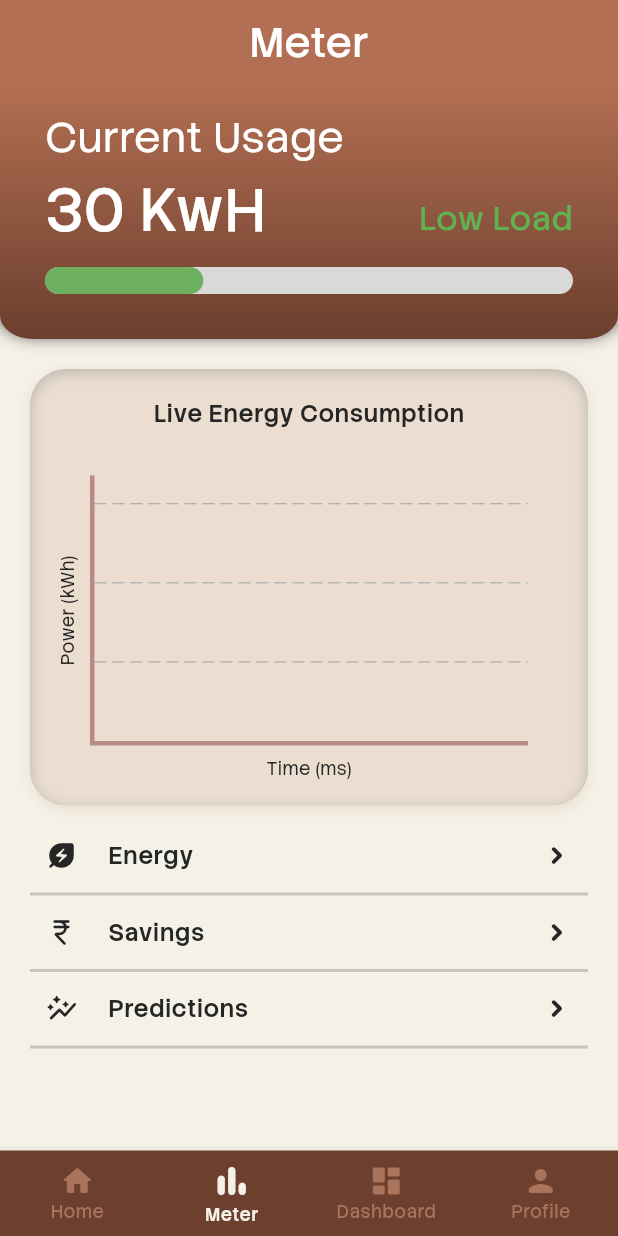
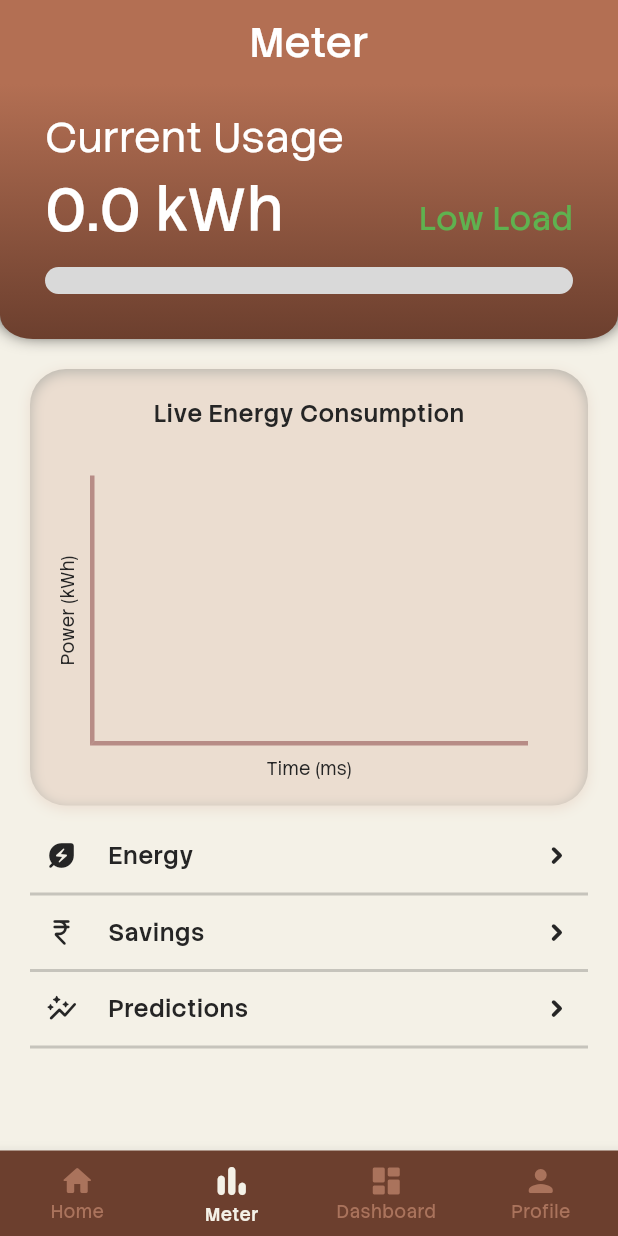
Before and after one commit to Sheikh-Rashdan/novalume-app, a Flutter app: the screen it shows after launch, item 2 of the bottom bar chosen, on a phone screen of 412 x 824 dp. Run offline on Flutter 3.47's test engine with Material 3 defaults, Android fonts, the phone set to English and light mode, and no system bars; drawn by our look-alikes of fl_chart; our stand-ins replace flutter_animate; missing offline and left inert: flutter_bubble_chart_plus.

Commit message:
Created KMeters for meter page and provider constants, implemented live power provider into meter page progress bar and defined getters

```diff
--- /dev/null
+++ b/lib/constants/meter.dart
@@ -0,0 +1,5 @@
+class KMeter {
+  static const int maximumGraphPoints = 30;
+  static const int maximumPowerValue = 20;
+  static const List<double> powerStrainStops = [0.4, 0.7];
+}
--- a/lib/pages/meter_page.dart
+++ b/lib/pages/meter_page.dart
@@ -1,6 +1,7 @@
 import 'package:fl_chart/fl_chart.dart';
 import 'package:flutter/material.dart';
 import 'package:novalume_app/constants/colors.dart';
+import 'package:novalume_app/constants/meter.dart';
 import 'package:novalume_app/constants/text_styles.dart';
 import 'package:novalume_app/providers/live_power_provider.dart';
 import 'package:novalume_app/widgets/colored_progress_indicator.dart';
@@ -28,7 +29,9 @@ class _MeterPageState extends State<MeterPage> {
     return SliverPageColumn(
       appBartitle: "Meter",
       children: [
-        PrimaryContainer(
+        Consumer<LivePowerProvider>(
+          builder: (context, livePowerProvider, child) {
+            return PrimaryContainer(
               child: Column(
                 crossAxisAlignment: CrossAxisAlignment.start,
                 children: [
@@ -38,27 +41,34 @@ class _MeterPageState extends State<MeterPage> {
                     crossAxisAlignment: CrossAxisAlignment.baseline,
                     textBaseline: TextBaseline.alphabetic,
                     children: [
-                  Text("30 KwH", style: KTextStyles.regular40),
                       Text(
-                    "Low Load",
+                        "${livePowerProvider.currentPowerValueString} kWh",
+                        style: KTextStyles.regular40,
+                      ),
+                      Text(
+                        "${livePowerProvider.currentPowerStrainString} Load",
                         style: KTextStyles.regular22.copyWith(
-                      color: KColors.greenTextColor,
+                          color: livePowerProvider.currentPowerStrainColor,
                         ),
                       ),
                     ],
                   ),
                   SizedBox(height: 10),
                   ColoredProgressIndicator(
-                fraction: 0.3,
+                    fraction:
+                        livePowerProvider.currentPowerValue /
+                        KMeter.maximumPowerValue,
                     colors: [
                       KColors.greenStatusColor,
-                  Colors.orange,
+                      KColors.yellowStatusColor,
                       KColors.redStatusColor,
                     ],
-                stops: [0.4, 0.7],
+                    stops: KMeter.powerStrainStops,
                   ),
                 ],
               ),
+            );
+          },
         ),
         SizedBox(height: 20),
         SecondaryContainer(
--- a/lib/providers/live_power_provider.dart
+++ b/lib/providers/live_power_provider.dart
@@ -2,29 +2,53 @@ import 'dart:math';
 
 import 'package:fl_chart/fl_chart.dart';
 import 'package:flutter/material.dart';
+import 'package:novalume_app/constants/colors.dart';
+import 'package:novalume_app/constants/meter.dart';
 import 'package:novalume_app/models/live_power.dart';
 
 class LivePowerProvider with ChangeNotifier {
   List<LivePower> _livePowerList = [];
-  final int maximumElements = 50;
 
   LivePowerProvider() {
-    for (int i = 0; i < 30; i++) {
-      addLivePowerWithParameters(
-        timeMs: i.toDouble(),
-        powerKwh: Random().nextDouble() + 0.5,
-      );
-    }
     testProviderForLivePowerGraph();
   }
 
   List<FlSpot> get livePowerSpotList =>
       _livePowerList.map((livePower) => livePower.toFlSpot()).toList();
+  double get currentPowerValue =>
+      _livePowerList.isNotEmpty ? _livePowerList.last.powerKwh : 0;
+  String get currentPowerValueString => currentPowerValue.toStringAsFixed(1);
+  String get currentPowerStrainString {
+    if (currentPowerValue <
+        KMeter.maximumPowerValue * KMeter.powerStrainStops[0]) {
+      return "Low";
+    } else if (currentPowerValue <
+        KMeter.maximumPowerValue * KMeter.powerStrainStops[1]) {
+      return "Medium";
+    }
+    return "High";
+  }
+
+  Color get currentPowerStrainColor {
+    switch (currentPowerStrainString) {
+      case "Low":
+        return KColors.greenTextColor;
+      case "Medium":
+        return KColors.yellowTextColor;
+      case "High":
+        return KColors.redTextColor;
+      default:
+        return KColors.whiteTextColor;
+    }
+  }
 
   void addLivePower(LivePower livePower) {
     _livePowerList.add(livePower);
-    if (_livePowerList.length > maximumElements) {
-      _livePowerList.removeRange(0, _livePowerList.length - maximumElements);
+    if (_livePowerList.length > KMeter.maximumGraphPoints) {
+      _livePowerList.removeRange(
+        0,
+        _livePowerList.length - KMeter.maximumGraphPoints,
+      );
     }
     notifyListeners();
   }
@@ -43,7 +67,7 @@ class LivePowerProvider with ChangeNotifier {
 
   bool _runningTest = false;
   Future<void> testProviderForLivePowerGraph() async {
-    await Future.delayed(Duration(seconds: 1));
+    await Future.delayed(Duration(milliseconds: 300));
     resetLivePower();
     if (!_runningTest) {
       _runningTest = true;
@@ -52,10 +76,10 @@ class LivePowerProvider with ChangeNotifier {
   }
 
   Future<void> testProviderForLivePowerGraphAddSpots() async {
-    await Future.delayed(Duration(milliseconds: Random().nextInt(90) + 10));
+    await Future.delayed(Duration(seconds: 3));
     addLivePowerWithParameters(
       timeMs: _livePowerList.isNotEmpty ? (_livePowerList.last.timeMs + 1) : 0,
-      powerKwh: Random().nextDouble() + 0.5,
+      powerKwh: (3 + Random().nextInt(15) + Random().nextDouble()),
     );
     testProviderForLivePowerGraphAddSpots();
   }
```
Lines whose indentation alone changed are shown as unchanged.
